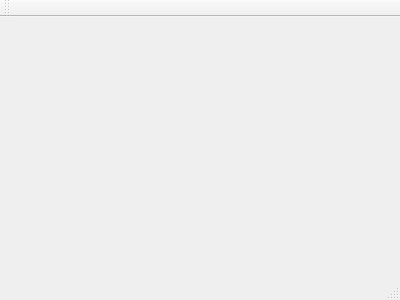
Qt form vChm/mainwindow.ui (towerjoo/vChm) before a commit.
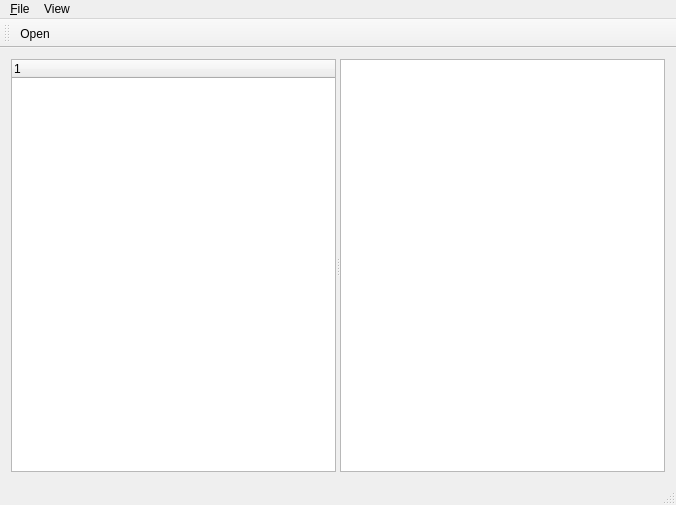
The same form after that commit. Icons and pictures are not drawn.

The edit to the form file:
```diff
--- a/vChm/mainwindow.ui
+++ b/vChm/mainwindow.ui
@@ -1,24 +1,103 @@
 <ui version="4.0">
  <class>MainWindow</class>
- <widget class="QMainWindow" name="MainWindow" >
-  <property name="geometry" >
+ <widget class="QMainWindow" name="MainWindow">
+  <property name="geometry">
    <rect>
     <x>0</x>
     <y>0</y>
-    <width>400</width>
-    <height>300</height>
+    <width>676</width>
+    <height>505</height>
    </rect>
   </property>
   <property name="windowTitle" >
    <string>MainWindow</string>
   </property>
-  <widget class="QMenuBar" name="menuBar" />
-  <widget class="QToolBar" name="mainToolBar" />
-  <widget class="QWidget" name="centralWidget" />
-  <widget class="QStatusBar" name="statusBar" />
+  <widget class="QWidget" name="centralWidget">
+   <layout class="QHBoxLayout" name="horizontalLayout">
+    <item>
+     <widget class="QSplitter" name="splitter">
+      <property name="orientation">
+       <enum>Qt::Horizontal</enum>
+      </property>
+      <widget class="QTreeWidget" name="treeWidget">
+       <column>
+        <property name="text">
+         <string notr="true">1</string>
+        </property>
+       </column>
+      </widget>
+      <widget class="QTextBrowser" name="textBrowser"/>
+     </widget>
+    </item>
+   </layout>
+  </widget>
+  <widget class="QMenuBar" name="menuBar">
+   <property name="geometry">
+    <rect>
+     <x>0</x>
+     <y>0</y>
+     <width>676</width>
+     <height>19</height>
+    </rect>
+   </property>
+   <widget class="QMenu" name="menu_File">
+    <property name="title">
+     <string>&amp;File</string>
+    </property>
+    <addaction name="actionOpen"/>
+    <addaction name="actionRecently"/>
+   </widget>
+   <widget class="QMenu" name="menuView">
+    <property name="title">
+     <string>View</string>
+    </property>
+    <addaction name="actionShow_Panel"/>
+    <addaction name="actionShow_Toolbar"/>
+   </widget>
+   <addaction name="menu_File"/>
+   <addaction name="menuView"/>
+  </widget>
+  <widget class="QToolBar" name="mainToolBar">
+   <attribute name="toolBarArea">
+    <enum>TopToolBarArea</enum>
+   </attribute>
+   <attribute name="toolBarBreak">
+    <bool>false</bool>
+   </attribute>
+   <addaction name="actionOpen"/>
+  </widget>
+  <widget class="QStatusBar" name="statusBar"/>
+  <action name="actionOpen">
+   <property name="icon">
+    <iconset resource="res.qrc">
+     <normaloff>:/images/open.png</normaloff>:/images/open.png</iconset>
+   </property>
+   <property name="text">
+    <string>Open</string>
+   </property>
+   <property name="shortcut">
+    <string>Ctrl+O</string>
+   </property>
+  </action>
+  <action name="actionRecently">
+   <property name="text">
+    <string>Recently</string>
+   </property>
+  </action>
+  <action name="actionShow_Panel">
+   <property name="text">
+    <string>Show Panel</string>
+   </property>
+  </action>
+  <action name="actionShow_Toolbar">
+   <property name="text">
+    <string>Show Toolbar</string>
+   </property>
+  </action>
  </widget>
- <layoutDefault spacing="6" margin="11" />
- <pixmapfunction></pixmapfunction>
- <resources/>
+ <layoutdefault spacing="6" margin="11"/>
+ <resources>
+  <include location="res.qrc"/>
+ </resources>
  <connections/>
 </ui>
```
Left out of the diff: 3 changed lines with no effect on the pictures.
